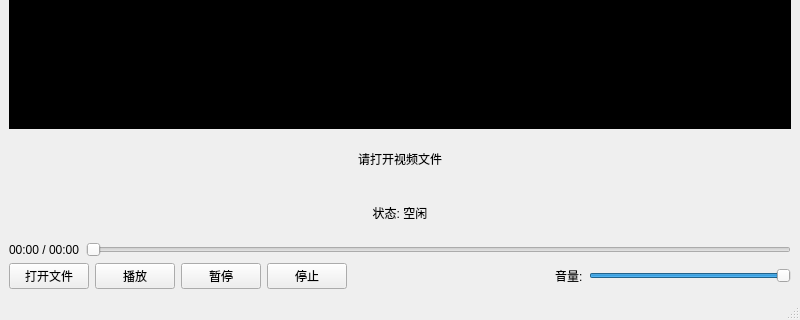
The window that win-sdk-example/player_window.ui (leiwei0815/hxcvodplayer) describes before a commit, drawn with Qt 5; both pictures show x 0 to 800 and y 280 to 600 of the 800 by 600 pixel window.
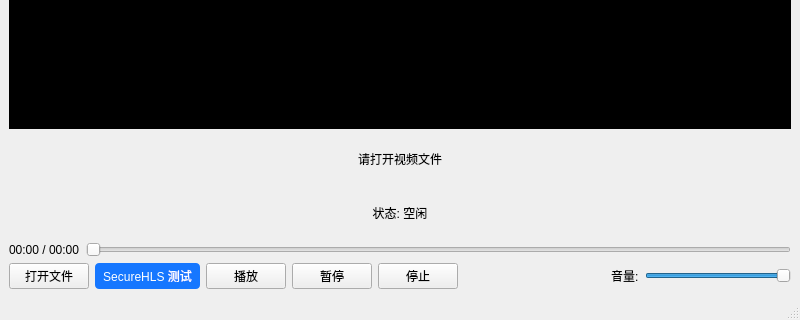
The same window after the commit.

The edit to the form file:
```diff
--- a/win-sdk-example/player_window.ui
+++ b/win-sdk-example/player_window.ui
@@ -78,6 +78,19 @@
         </property>
        </widget>
       </item>
+      <item>
+       <widget class="QPushButton" name="secureHlsButton">
+        <property name="text">
+         <string>SecureHLS 测试</string>
+        </property>
+        <property name="toolTip">
+         <string>测试 HLS AES-128 自定义解密播放链路</string>
+        </property>
+        <property name="styleSheet">
+         <string notr="true">QPushButton { background-color: #1677ff; color: white; border-radius: 4px; padding: 4px 8px; }</string>
+        </property>
+       </widget>
+      </item>
       <item>
        <widget class="QPushButton" name="playButton">
         <property name="text">
```
